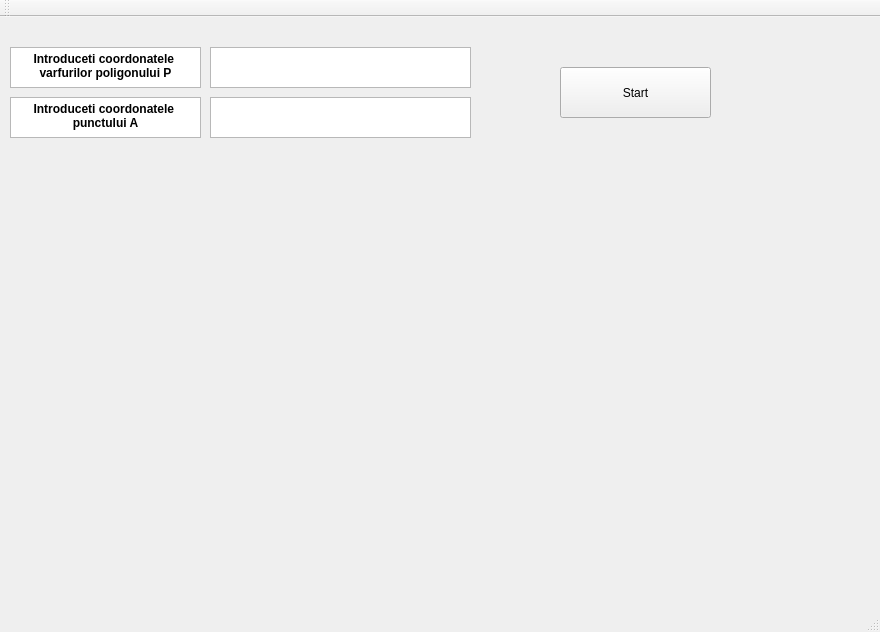
This is GCPolygonTri/GCPolygonTri.ui in rares-munteanu/GeometrieComputationala as Qt 5 draws it before an edit. The edited form follows.
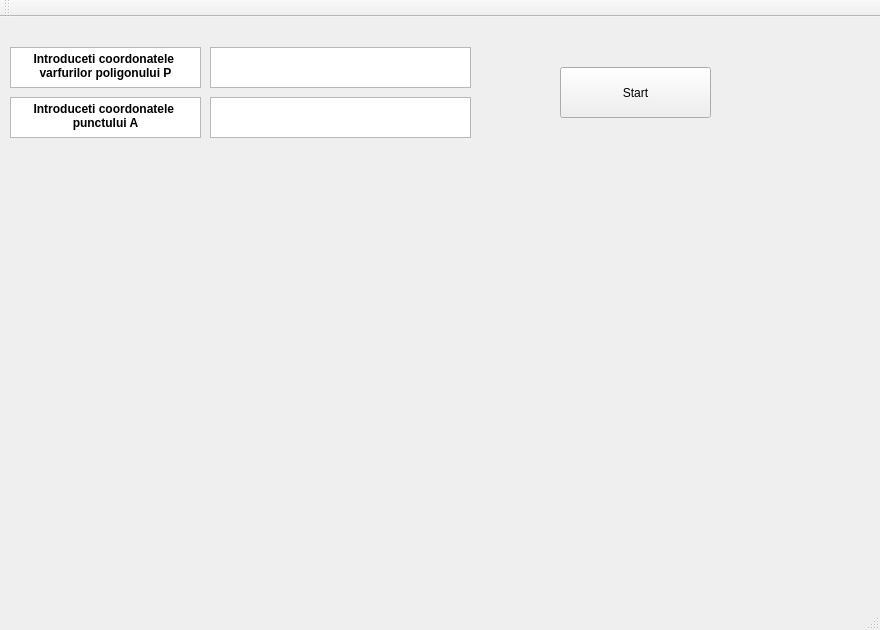
This is the edited form.

```diff
--- a/GCPolygonTri/GCPolygonTri.ui
+++ b/GCPolygonTri/GCPolygonTri.ui
@@ -7,7 +7,7 @@
     <x>0</x>
     <y>0</y>
     <width>880</width>
-    <height>632</height>
+    <height>630</height>
    </rect>
   </property>
   <property name="windowTitle">
```
Left out of the diff: 9 changed lines with no effect on the pictures.
